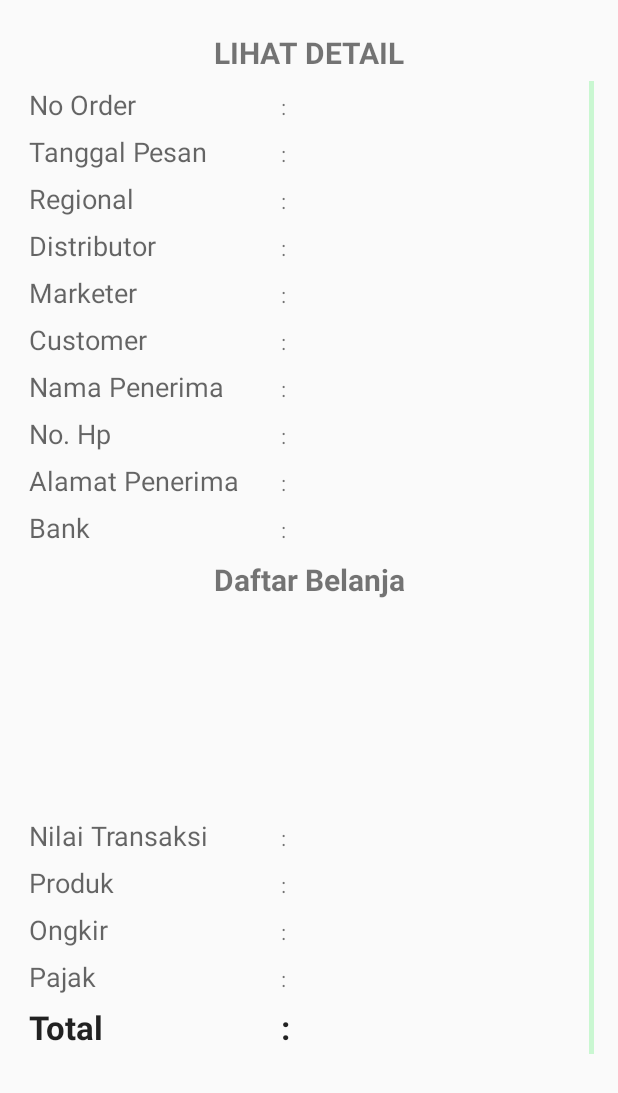
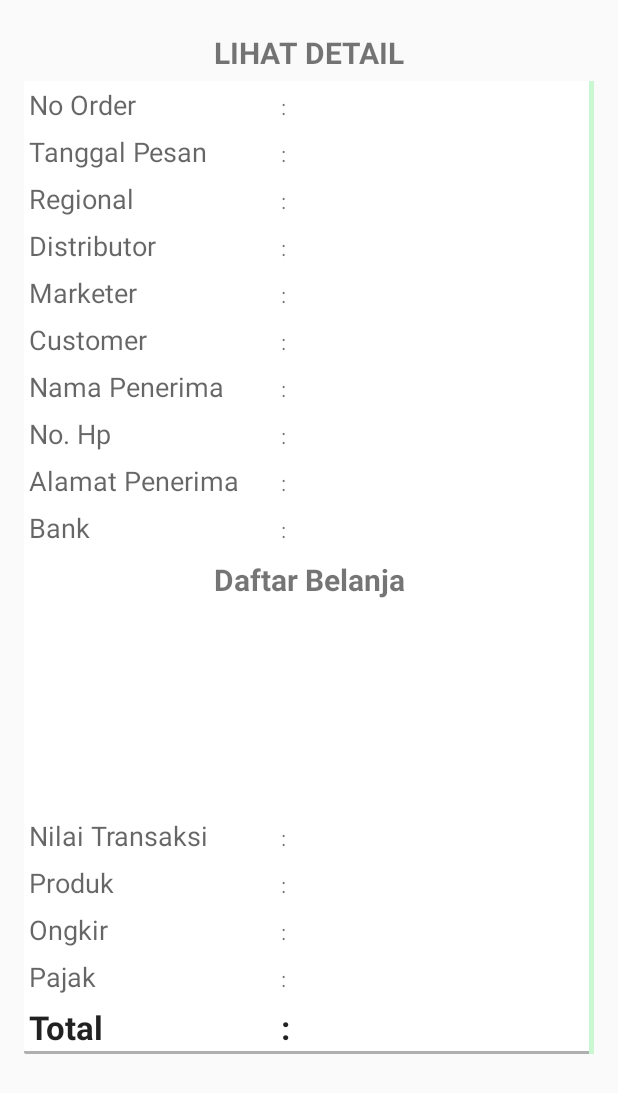
Before and after one commit to kyurifood/aplikasi-marketer, an Android app: the layout lihat_detail_tmpl.xml on its own in the app's theme, with its tools: preview values and no code run, on a phone screen of 412 x 824 dp. Shown: the top 1093 px of the screen. Run offline under Robolectric (Android 15) with nearby library versions, the phone set to English and light mode, and no system bars.

Commit message:
update tambah bank

```diff
--- a/app/src/main/java/pusat/android/makananbekuenak/com/aplikasi_marketer/EditdataPribadi.java
+++ b/app/src/main/java/pusat/android/makananbekuenak/com/aplikasi_marketer/EditdataPribadi.java
@@ -259,6 +259,8 @@ public class EditdataPribadi extends AppCompatActivity {
 
         addNewItemDialogBuilder.setView(promptsView);
         addNewItemDialogBuilder.setCancelable(false);
+        addNewItemDialogBuilder.setTitle("Tambah Bank");
+        addNewItemDialogBuilder.setIcon(R.drawable.ic_mode_edit_black_24dp);
         addNewItemDialog = addNewItemDialogBuilder.create();
         addNewItemDialog.show();
     }
@@ -291,7 +293,7 @@ public class EditdataPribadi extends AppCompatActivity {
             public void onClick(View v) {
                 if (!hasError()) {
                     Item newitem = new Item();
-                    String s = (String)(spinnerbank.getSelectedItem());
+                    String s = (String) (spinnerbank.getSelectedItem());
                     newitem.setBank(s);
                     newitem.setRekening(txtrek.getText().toString());
                     newitem.setPemilik(txtpemilik.getText().toString());
@@ -312,6 +314,8 @@ public class EditdataPribadi extends AppCompatActivity {
 
         addNewItemDialogBuilder.setView(promptsView);
         addNewItemDialogBuilder.setCancelable(false);
+        addNewItemDialogBuilder.setTitle("Edit Bank");
+        addNewItemDialogBuilder.setIcon(R.drawable.ic_border_color_black_18dp);
         addNewItemDialog = addNewItemDialogBuilder.create();
         addNewItemDialog.show();
     }
--- a/app/src/main/java/pusat/android/makananbekuenak/com/aplikasi_marketer/Entry_Order2.java
+++ b/app/src/main/java/pusat/android/makananbekuenak/com/aplikasi_marketer/Entry_Order2.java
@@ -208,7 +208,7 @@ public class Entry_Order2 extends AppCompatActivity  {
         dialog.requestWindowFeature(Window.FEATURE_LEFT_ICON);
         dialog.setTitle("Tambah Bank");
         dialog.setContentView(R.layout.tambah_bank);
-        dialog.setCancelable(true);
+        dialog.setCancelable(false);
         dialog.setFeatureDrawableResource(Window.FEATURE_LEFT_ICON, R.drawable.ic_mode_edit_black_24dp);
         dialog.show();
 
@@ -272,7 +272,7 @@ public class Entry_Order2 extends AppCompatActivity  {
         dialog.requestWindowFeature(Window.FEATURE_LEFT_ICON);
         dialog.setContentView(R.layout.tambah_bank);
         dialog.setTitle("Edit Bank");
-        dialog.setCancelable(true);
+        dialog.setCancelable(false);
         dialog.setFeatureDrawableResource(Window.FEATURE_LEFT_ICON, R.drawable.ic_border_color_black_18dp);
         dialog.show();
 
--- a/app/src/main/res/layout/lihat_detail.xml
+++ b/app/src/main/res/layout/lihat_detail.xml
@@ -2,7 +2,8 @@
 <LinearLayout xmlns:android="http://schemas.android.com/apk/res/android"
     android:orientation="vertical"
     android:layout_width="match_parent"
-    android:layout_height="match_parent">
+    android:layout_height="match_parent"
+    android:background="@drawable/panel_bg">
 
     <LinearLayout
         android:layout_width="match_parent"
```
Also changed, not shown: app/src/main/java/pusat/android/makananbekuenak/com/aplikasi_marketer/RegistrasiMarketer.java (+6 -2 lines).
